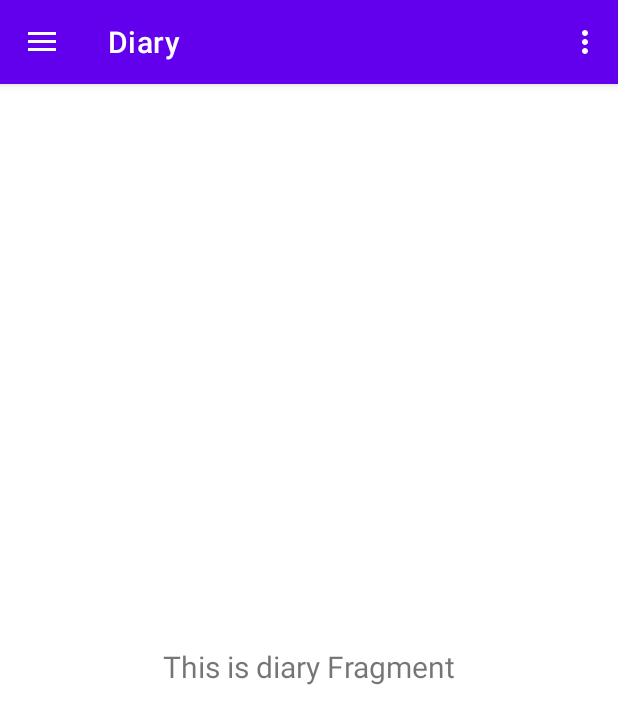
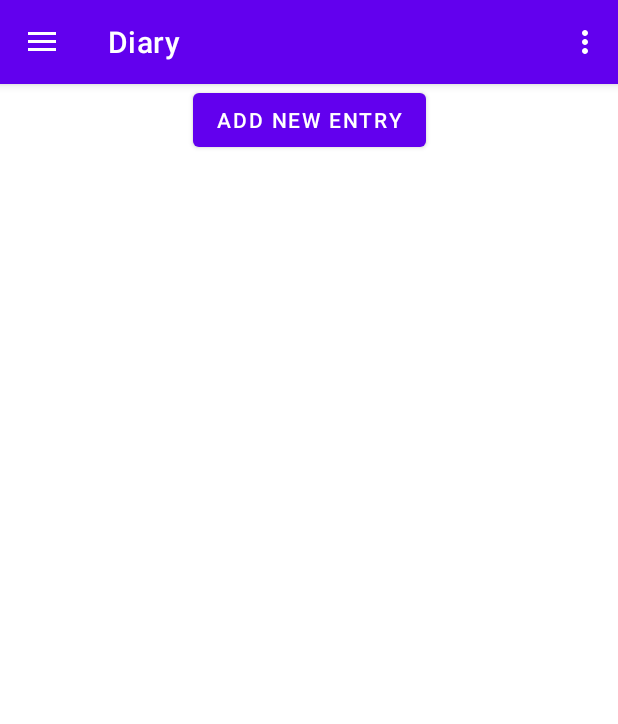
Before and after one commit to alexpergar/calmflightcompanion, an Android app: the screen it shows after launch (MainActivity), in the side drawer, after a tap on "Diary", on a phone screen of 412 x 824 dp. Shown: the top 724 px of the screen. Run offline under Robolectric (Android 15) with nearby library versions, the phone set to English and light mode, and no system bars; our stand-ins replace navigation-ui.

Commit message:
diary implemented

```diff
--- a/app/src/main/java/com/example/calmflightcompanion/MainActivity.kt
+++ b/app/src/main/java/com/example/calmflightcompanion/MainActivity.kt
@@ -1,8 +1,6 @@
 package com.example.calmflightcompanion
 
-import android.database.Cursor
 import android.os.Bundle
-import android.util.Log
 import android.view.Menu
 import com.google.android.material.navigation.NavigationView
 import androidx.navigation.findNavController
@@ -46,8 +44,8 @@ class MainActivity : AppCompatActivity() {
         setupActionBarWithNavController(navController, appBarConfiguration)
         navView.setupWithNavController(navController)
 
-        dbHelper.deleteAll()
-        dbHelper.testDatabase()
+//        dbHelper.deleteAll()
+//        dbHelper.testDatabase()
     }
 
     override fun onCreateOptionsMenu(menu: Menu): Boolean {
--- a/app/src/main/java/com/example/calmflightcompanion/ui/diary/DiaryFragment.kt
+++ /dev/null
@@ -1,42 +0,0 @@
-package com.example.calmflightcompanion.ui.diary
-
-import android.os.Bundle
-import android.view.LayoutInflater
-import android.view.View
-import android.view.ViewGroup
-import android.widget.TextView
-import androidx.fragment.app.Fragment
-import androidx.lifecycle.ViewModelProvider
-import com.example.calmflightcompanion.databinding.FragmentDiaryBinding
-
-class DiaryFragment : Fragment() {
-
-    private var _binding: FragmentDiaryBinding? = null
-
-    // This property is only valid between onCreateView and
-    // onDestroyView.
-    private val binding get() = _binding!!
-
-    override fun onCreateView(
-        inflater: LayoutInflater,
-        container: ViewGroup?,
-        savedInstanceState: Bundle?
-    ): View {
-        val diaryViewModel =
-            ViewModelProvider(this).get(DiaryViewModel::class.java)
-
-        _binding = FragmentDiaryBinding.inflate(inflater, container, false)
-        val root: View = binding.root
-
-        val textView: TextView = binding.textDiary
-        diaryViewModel.text.observe(viewLifecycleOwner) {
-            textView.text = it
-        }
-        return root
-    }
-
-    override fun onDestroyView() {
-        super.onDestroyView()
-        _binding = null
-    }
-}
--- /dev/null
+++ b/app/src/main/java/com/example/calmflightcompanion/ui/diary/FlightDiaryFragment.kt
@@ -0,0 +1,86 @@
+package com.example.calmflightcompanion.ui.diary
+
+import android.os.Bundle
+import android.util.Log
+import android.view.LayoutInflater
+import android.view.View
+import android.view.ViewGroup
+import androidx.fragment.app.Fragment
+import androidx.navigation.fragment.findNavController
+import androidx.recyclerview.widget.LinearLayoutManager
+import com.example.calmflightcompanion.R
+import com.example.calmflightcompanion.database.DatabaseHelper
+import com.example.calmflightcompanion.databinding.FragmentFlightDiaryBinding
+import java.text.SimpleDateFormat
+import java.util.Locale
+
+class FlightDiaryFragment : Fragment() {
+
+    private var _binding: FragmentFlightDiaryBinding? = null
+    private val binding get() = _binding!!
+    private lateinit var dbHelper: DatabaseHelper
+    private lateinit var diaryAdapter: FlightDiaryAdapter
+
+    override fun onCreateView(
+        inflater: LayoutInflater,
+        container: ViewGroup?,
+        savedInstanceState: Bundle?
+    ): View {
+        _binding = FragmentFlightDiaryBinding.inflate(inflater, container, false)
+        val root: View = binding.root
+
+        dbHelper = DatabaseHelper(requireContext())
+
+        // Load diary entries from the database.
+        val diaryEntries = loadDiaryEntriesFromDatabase()
+
+        // Set up RecyclerView.
+        diaryAdapter = FlightDiaryAdapter(diaryEntries) { entry ->
+            // Navigate to EditEntryFragment with the selected entry ID.
+            val bundle = Bundle().apply {
+                putInt("entryId", entry.id)
+            }
+            findNavController().navigate(R.id.editEntryFragment, bundle)
+        }
+
+        binding.diaryRecyclerView.apply {
+            layoutManager = LinearLayoutManager(context)
+            adapter = diaryAdapter
+        }
+
+        // Add new entry button
+        binding.buttonAddEntry.setOnClickListener {
+            // Navigate to EditEntryFragment with no entry ID (for creating a new entry)
+            findNavController().navigate(R.id.editEntryFragment)
+        }
+
+        return root
+    }
+
+    private fun loadDiaryEntriesFromDatabase(): List<DiaryEntry> {
+        val entries = mutableListOf<DiaryEntry>()
+        val cursor = dbHelper.getAllFlightDiaryEntries()
+        if (cursor != null && cursor.moveToFirst()) {
+            do {
+                val id = cursor.getInt(cursor.getColumnIndexOrThrow(DatabaseHelper.COLUMN_FLIGHT_DIARY_ENTRY_ID))
+                val origin = cursor.getString(cursor.getColumnIndexOrThrow(DatabaseHelper.COLUMN_FLIGHT_DIARY_ORIGIN))
+                val destination = cursor.getString(cursor.getColumnIndexOrThrow(DatabaseHelper.COLUMN_FLIGHT_DIARY_DESTINATION))
+                val dateTime = cursor.getString(cursor.getColumnIndexOrThrow(DatabaseHelper.COLUMN_FLIGHT_DIARY_DATE))
+                // Parse and format the date
+                val inputFormat = SimpleDateFormat("yyyy-MM-dd", Locale.getDefault())
+                val date = inputFormat.parse(dateTime)?.let { inputFormat.format(it) } ?: dateTime
+                Log.d("Database", "Formatted Date: $date")
+
+                val anxietyLevel = cursor.getInt(cursor.getColumnIndexOrThrow(DatabaseHelper.COLUMN_FLIGHT_DIARY_ANXIETY_LEVEL))
+                entries.add(DiaryEntry(id, date, origin, destination, anxietyLevel))
+            } while (cursor.moveToNext())
+        }
+        cursor.close()
+        return entries
+    }
+
+    override fun onDestroyView() {
+        super.onDestroyView()
+        _binding = null
+    }
+}
--- a/app/src/main/res/layout/fragment_diary.xml
+++ /dev/null
@@ -1,22 +0,0 @@
-<?xml version="1.0" encoding="utf-8"?>
-<androidx.constraintlayout.widget.ConstraintLayout xmlns:android="http://schemas.android.com/apk/res/android"
-    xmlns:app="http://schemas.android.com/apk/res-auto"
-    xmlns:tools="http://schemas.android.com/tools"
-    android:layout_width="match_parent"
-    android:layout_height="match_parent"
-    tools:context=".ui.diary.DiaryFragment">
-
-    <TextView
-        android:id="@+id/text_diary"
-        android:layout_width="match_parent"
-        android:layout_height="wrap_content"
-        android:layout_marginStart="8dp"
-        android:layout_marginTop="8dp"
-        android:layout_marginEnd="8dp"
-        android:textAlignment="center"
-        android:textSize="20sp"
-        app:layout_constraintBottom_toBottomOf="parent"
-        app:layout_constraintEnd_toEndOf="parent"
-        app:layout_constraintStart_toStartOf="parent"
-        app:layout_constraintTop_toTopOf="parent" />
-</androidx.constraintlayout.widget.ConstraintLayout>
--- /dev/null
+++ b/app/src/main/res/layout/fragment_flight_diary.xml
@@ -0,0 +1,31 @@
+<?xml version="1.0" encoding="utf-8"?>
+<androidx.constraintlayout.widget.ConstraintLayout xmlns:android="http://schemas.android.com/apk/res/android"
+    xmlns:app="http://schemas.android.com/apk/res-auto"
+    xmlns:tools="http://schemas.android.com/tools"
+    android:layout_width="match_parent"
+    android:layout_height="match_parent"
+    tools:context=".ui.diary.FlightDiaryFragment">
+
+    <!-- Title TextView -->
+
+    <!-- Button to add a new entry -->
+    <Button
+        android:id="@+id/button_add_entry"
+        android:layout_width="wrap_content"
+        android:layout_height="wrap_content"
+        android:text="Add New Entry"
+        app:layout_constraintEnd_toEndOf="parent"
+        app:layout_constraintStart_toStartOf="parent"
+        app:layout_constraintTop_toTopOf="parent" />
+
+    <!-- RecyclerView for displaying diary entries -->
+    <androidx.recyclerview.widget.RecyclerView
+        android:id="@+id/diary_recycler_view"
+        android:layout_width="0dp"
+        android:layout_height="0dp"
+        android:layout_margin="8dp"
+        app:layout_constraintTop_toBottomOf="@id/button_add_entry"
+        app:layout_constraintBottom_toBottomOf="parent"
+        app:layout_constraintStart_toStartOf="parent"
+        app:layout_constraintEnd_toEndOf="parent"/>
+</androidx.constraintlayout.widget.ConstraintLayout>
--- a/app/src/main/res/navigation/mobile_navigation.xml
+++ b/app/src/main/res/navigation/mobile_navigation.xml
@@ -13,9 +13,9 @@
 
     <fragment
         android:id="@+id/nav_diary"
-        android:name="com.example.calmflightcompanion.ui.diary.DiaryFragment"
+        android:name="com.example.calmflightcompanion.ui.diary.FlightDiaryFragment"
         android:label="@string/menu_diary"
-        tools:layout="@layout/fragment_diary" />
+        tools:layout="@layout/fragment_flight_diary" />
 
     <fragment
         android:id="@+id/nav_questions"
@@ -29,4 +29,19 @@
         android:label="Relaxation"
         tools:layout="@layout/fragment_relaxation" />
 
+    <fragment
+        android:id="@+id/flightDiaryFragment"
+        android:name="com.example.calmflightcompanion.ui.diary.FlightDiaryFragment"
+        android:label="Flight Diary" >
+        <action
+            android:id="@+id/action_flightDiaryFragment_to_editEntryFragment"
+            app:destination="@id/editEntryFragment" />
+    </fragment>
+
+    <fragment
+        android:id="@+id/editEntryFragment"
+        android:name="com.example.calmflightcompanion.ui.diary.EditEntryFragment"
+        android:label="Edit Entry" />
+
+
 </navigation>
```
Also changed, not shown: app/src/main/java/com/example/calmflightcompanion/database/DatabaseHelper.kt (+31 -13 lines), app/src/main/java/com/example/calmflightcompanion/ui/diary/EditEntryFragment.kt (added, +105 -0 lines), app/src/main/java/com/example/calmflightcompanion/ui/diary/FlightDiaryAdapter.kt (added, +46 -0 lines), app/src/main/res/layout/fragment_edit_entry.xml (added, +92 -0 lines), app/src/main/res/layout/item_flight_diary_entry.xml (added, +54 -0 lines), gradle/libs.versions.toml (line endings or trailing spaces).
